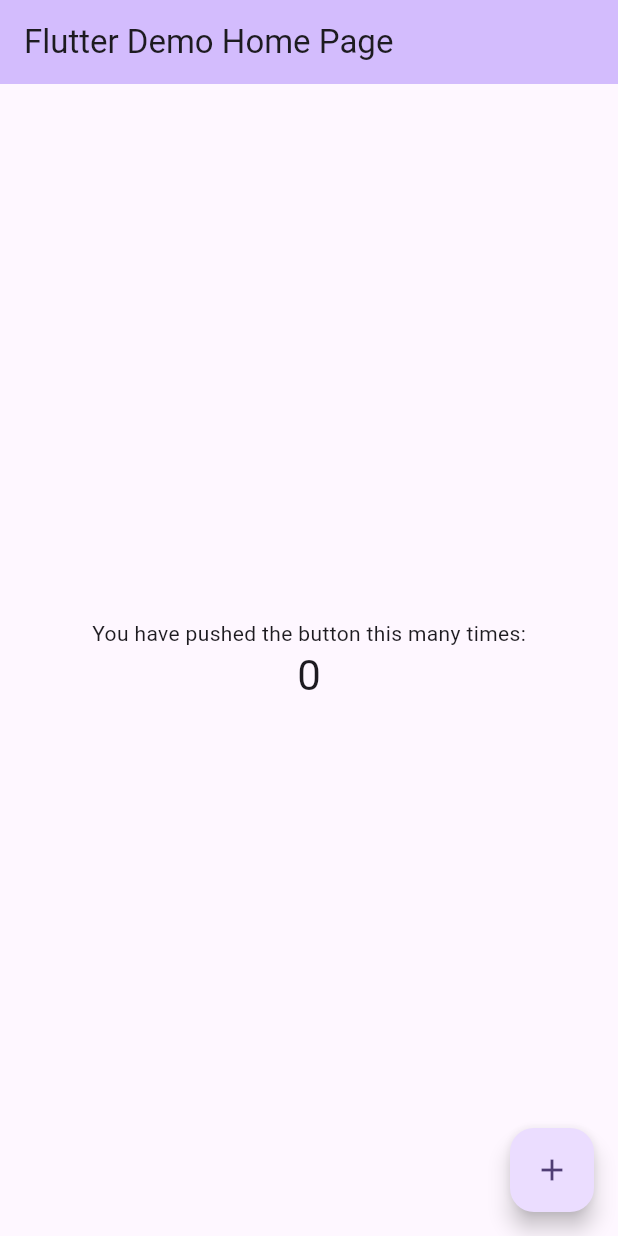
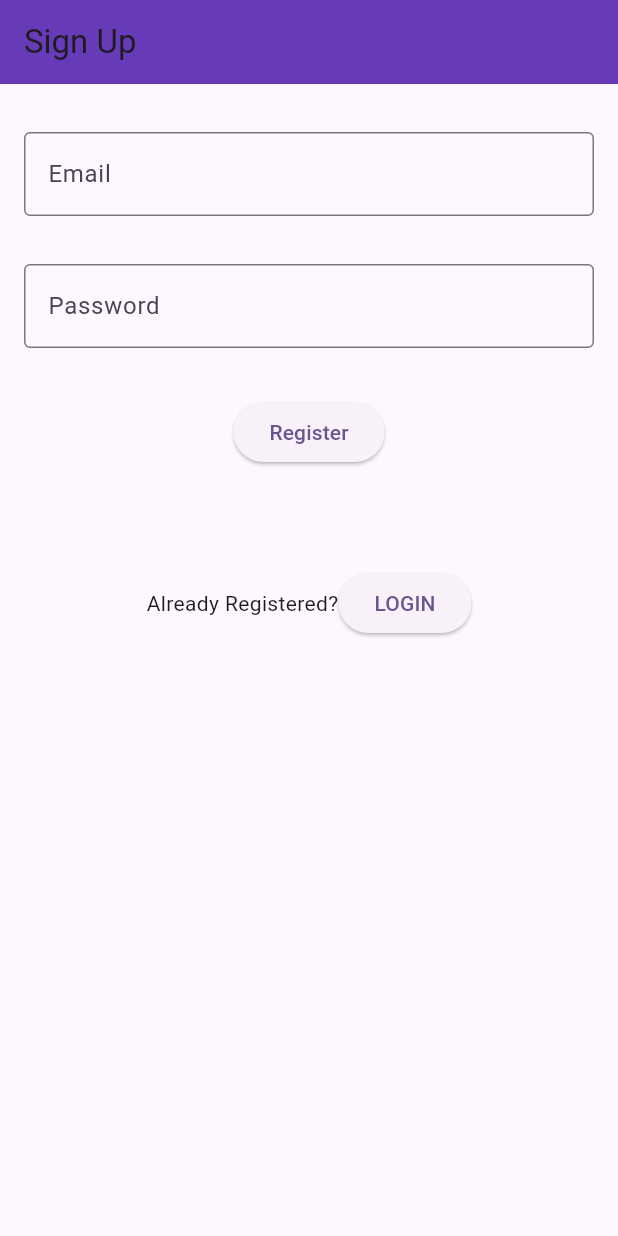
Before and after one commit to hngx-org/ai-job-matcher-, a Flutter app: the screen it shows after launch, on a phone screen of 412 x 824 dp. Run offline on Flutter 3.47's test engine with Material 2 defaults, Android fonts, the phone set to English and light mode, and no system bars.

Commit message:
Create sign_in and sign_up screens

```diff
--- a/lib/main.dart
+++ b/lib/main.dart
@@ -1,3 +1,4 @@
+import 'package:ai_job_matcher/screens/sign_up_screen.dart';
 import 'package:flutter/material.dart';
 
 void main() {
@@ -11,100 +12,13 @@ class MyApp extends StatelessWidget {
   @override
   Widget build(BuildContext context) {
     return MaterialApp(
+      debugShowCheckedModeBanner: false,
       title: 'Flutter Demo',
       theme: ThemeData(
         colorScheme: ColorScheme.fromSeed(seedColor: Colors.deepPurple),
         useMaterial3: true,
       ),
-      home: const MyHomePage(title: 'Flutter Demo Home Page'),
+      home: const SignUp(),
     );
   }
 }
-
-class MyHomePage extends StatefulWidget {
-  const MyHomePage({super.key, required this.title});
-
-  // This widget is the home page of your application. It is stateful, meaning
-  // that it has a State object (defined below) that contains fields that affect
-  // how it looks.
-
-  // This class is the configuration for the state. It holds the values (in this
-  // case the title) provided by the parent (in this case the App widget) and
-  // used by the build method of the State. Fields in a Widget subclass are
-  // always marked "final".
-
-  final String title;
-
-  @override
-  State<MyHomePage> createState() => _MyHomePageState();
-}
-
-class _MyHomePageState extends State<MyHomePage> {
-  int _counter = 0;
-
-  void _incrementCounter() {
-    setState(() {
-      // This call to setState tells the Flutter framework that something has
-      // changed in this State, which causes it to rerun the build method below
-      // so that the display can reflect the updated values. If we changed
-      // _counter without calling setState(), then the build method would not be
-      // called again, and so nothing would appear to happen.
-      _counter++;
-    });
-  }
-
-  @override
-  Widget build(BuildContext context) {
-    // This method is rerun every time setState is called, for instance as done
-    // by the _incrementCounter method above.
-    //
-    // The Flutter framework has been optimized to make rerunning build methods
-    // fast, so that you can just rebuild anything that needs updating rather
-    // than having to individually change instances of widgets.
-    return Scaffold(
-      appBar: AppBar(
-        // TRY THIS: Try changing the color here to a specific color (to
-        // Colors.amber, perhaps?) and trigger a hot reload to see the AppBar
-        // change color while the other colors stay the same.
-        backgroundColor: Theme.of(context).colorScheme.inversePrimary,
-        // Here we take the value from the MyHomePage object that was created by
-        // the App.build method, and use it to set our appbar title.
-        title: Text(widget.title),
-      ),
-      body: Center(
-        // Center is a layout widget. It takes a single child and positions it
-        // in the middle of the parent.
-        child: Column(
-          // Column is also a layout widget. It takes a list of children and
-          // arranges them vertically. By default, it sizes itself to fit its
-          // children horizontally, and tries to be as tall as its parent.
-          //
-          // Column has various properties to control how it sizes itself and
-          // how it positions its children. Here we use mainAxisAlignment to
-          // center the children vertically; the main axis here is the vertical
-          // axis because Columns are vertical (the cross axis would be
-          // horizontal).
-          //
-          // TRY THIS: Invoke "debug painting" (choose the "Toggle Debug Paint"
-          // action in the IDE, or press "p" in the console), to see the
-          // wireframe for each widget.
-          mainAxisAlignment: MainAxisAlignment.center,
-          children: <Widget>[
-            const Text(
-              'You have pushed the button this many times:',
-            ),
-            Text(
-              '$_counter',
-              style: Theme.of(context).textTheme.headlineMedium,
-            ),
-          ],
-        ),
-      ),
-      floatingActionButton: FloatingActionButton(
-        onPressed: _incrementCounter,
-        tooltip: 'Increment',
-        child: const Icon(Icons.add),
-      ), // This trailing comma makes auto-formatting nicer for build methods.
-    );
-  }
-}
--- /dev/null
+++ b/lib/screens/sign_up_screen.dart
@@ -0,0 +1,115 @@
+import 'package:ai_job_matcher/screens/sign_in_screen.dart';
+import 'package:flutter/material.dart';
+//import 'package:flutter_login/flutter_login.dart';
+
+//
+// void main(){
+//   runApp(const SignUp());
+// }
+
+class SignUp extends StatefulWidget {
+  const SignUp({super.key});
+
+  @override
+  State<SignUp> createState() => _SignUpState();
+}
+
+class _SignUpState extends State<SignUp> {
+  final _formKey = GlobalKey<FormState>();
+  TextEditingController emailController = TextEditingController();
+  TextEditingController passwordController = TextEditingController();
+
+  @override
+  Widget build(BuildContext context) {
+    return Scaffold(
+      appBar: AppBar(title: const Text('Sign Up'),
+      backgroundColor: Colors.deepPurple,
+      ),
+      body: Form(
+        key: _formKey,
+        child: Padding(
+          padding: const EdgeInsets.symmetric(horizontal: 8, vertical: 16),
+          child: Column(
+            crossAxisAlignment: CrossAxisAlignment.center,
+            children: [
+              Padding(
+                padding:
+                const EdgeInsets.symmetric(horizontal: 8, vertical: 16),
+                child: TextFormField(
+                  controller: emailController,
+                  decoration: const InputDecoration(
+                      border: OutlineInputBorder(), labelText: "Email"),
+                  validator: (value) {
+                    if (value == null || value.isEmpty) {
+                      return 'Please enter your email';
+                    }
+                    return null;
+                  },
+                ),
+              ),
+              Padding(
+                padding:
+                const EdgeInsets.symmetric(horizontal: 8, vertical: 16),
+                child: TextFormField(
+                  controller: passwordController,
+                  obscureText: true,
+                  decoration: const InputDecoration(
+                      border: OutlineInputBorder(), labelText: "Password"),
+                  validator: (value) {
+                    if (value == null || value.isEmpty) {
+                      return 'Please enter your password';
+                    }
+                    return null;
+                  },
+                ),
+              ),
+              Padding(
+                padding:
+                const EdgeInsets.symmetric(horizontal: 8, vertical: 16.0),
+                child: Center(
+                  child: ElevatedButton(
+                    onPressed: () {
+                      if (_formKey.currentState!.validate()) {
+                        // Navigate the user to the Home page
+                        Navigator.push(
+                            context,
+                            MaterialPageRoute(
+                                builder: (context) =>
+                                const SignIn()));
+                      } else {
+                        ScaffoldMessenger.of(context).showSnackBar(
+                          const SnackBar(content: Text('Please fill input')),
+                        );
+                      }
+                    },
+                    child: const Text('Register'),
+                  ),
+                ),
+              ),
+              const SizedBox(
+                height: 50,
+              ),
+              Row(
+                mainAxisAlignment: MainAxisAlignment.center,
+                children: <Widget>[
+                  const Text('Already Registered?'),
+                  ElevatedButton(onPressed: () {
+                    Navigator.push(
+                        context,
+                        MaterialPageRoute(
+                            builder: (context) =>
+                            const SignIn())
+                    );
+                  },
+                    child: const Text('LOGIN'),
+                  )
+                ],
+              )
+
+            ],
+          ),
+        ),
+      ),
+    );
+  }
+}
--- a/pubspec.yaml
+++ b/pubspec.yaml
@@ -35,6 +35,7 @@ dependencies:
   # The following adds the Cupertino Icons font to your application.
   # Use with the CupertinoIcons class for iOS style icons.
   cupertino_icons: ^1.0.2
+  flutter_login: ^4.2.1
 
 dev_dependencies:
   flutter_test:
```
Also changed, not shown: lib/screens/sign_in_screen.dart (added, +103 -0 lines), pubspec.lock, 5 other files.
